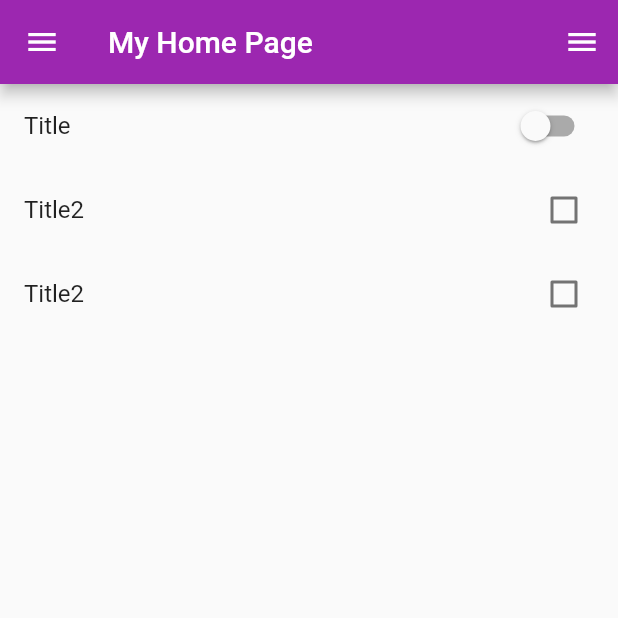
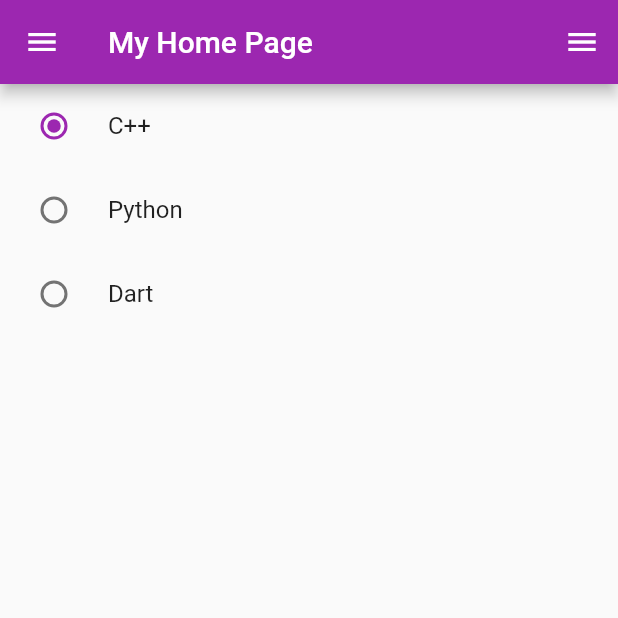
Before and after one commit to gaeun23/flutter-practice, a Flutter app: the screen it shows after launch, on a phone screen of 412 x 824 dp, the top half of it. Run offline on Flutter 3.47's test engine with Material 2 defaults, Android fonts, the phone set to English and light mode, and no system bars.

```diff
--- a/lib/main.dart
+++ b/lib/main.dart
@@ -1,4 +1,6 @@
 import 'package:flutter/material.dart';
+
+enum Language { cpp, python, dart }
 
 void main() {
   runApp(const MyApp());
@@ -27,9 +29,7 @@ class MyHomePage extends StatefulWidget {
 }
 
 class _MyHomePageState extends State<MyHomePage> {
-  var _isChecked1 = false;
-  var _isChecked2 = false;
-  var _isChecked3 = false;
+  Language _language = Language.cpp;
 
   @override
   Widget build(BuildContext context) {
@@ -40,30 +40,36 @@ class _MyHomePageState extends State<MyHomePage> {
       ),
       body: Column(
         children: [
-          SwitchListTile(
-            title: const Text('Title'),
-            value: _isChecked1,
+          RadioListTile(
+            title: const Text('C++'),
+            value: Language.cpp,
+            groupValue: _language,
             onChanged: (value) {
               setState(() {
-                _isChecked1 = value;
+                _language = value!;
+                print('$_language');
               });
             },
           ),
-          CheckboxListTile(
-            title: const Text('Title2'),
-            value: _isChecked2,
+          RadioListTile(
+            title: const Text('Python'),
+            value: Language.python,
+            groupValue: _language,
             onChanged: (value) {
               setState(() {
-                _isChecked2 = value!;
+                _language = value!;
+                print('$_language');
               });
             },
           ),
-          CheckboxListTile(
-            title: const Text('Title2'),
-            value: _isChecked3,
+          RadioListTile(
+            title: const Text('Dart'),
+            value: Language.dart,
+            groupValue: _language,
             onChanged: (value) {
               setState(() {
-                _isChecked3 = value!;
+                _language = value!;
+                print('$_language');
               });
             },
           ),
```
